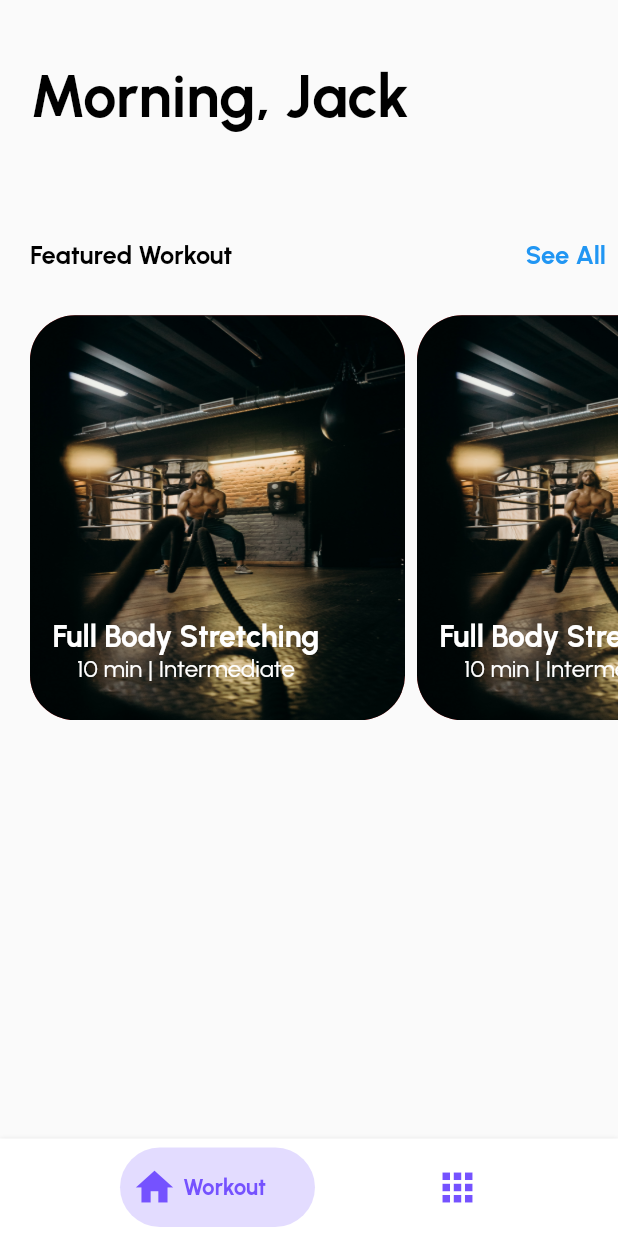
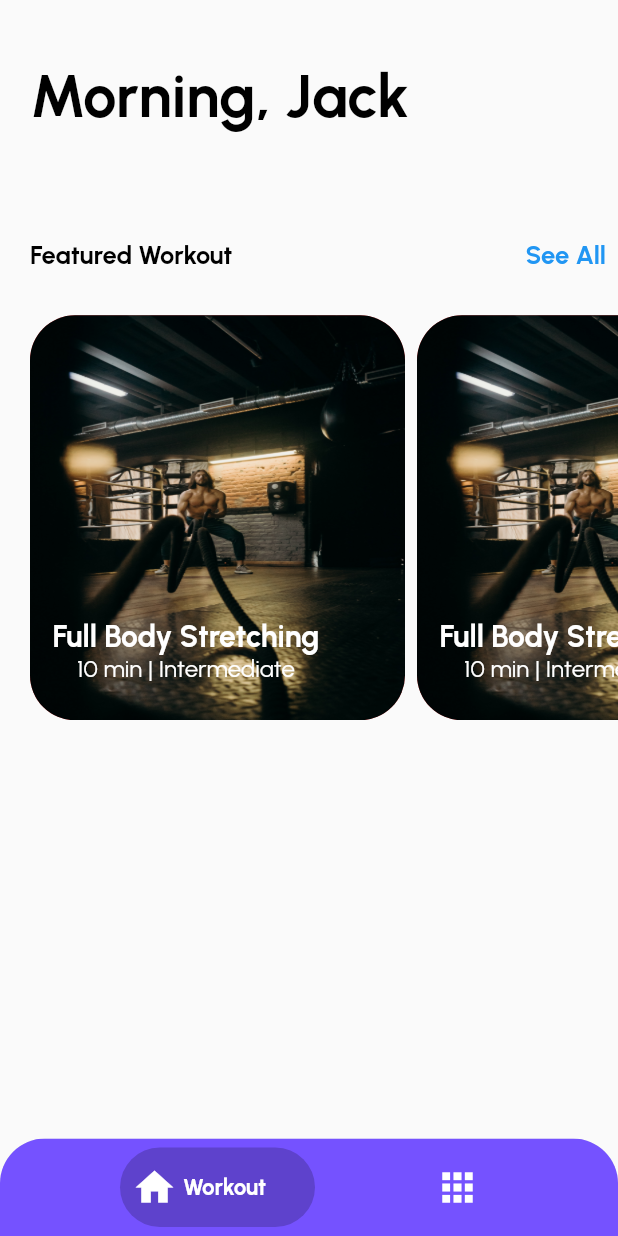
Before and after one commit to Manish5000/Diet4U, a Flutter app: the screen it shows after launch, on a phone screen of 412 x 824 dp. Run offline on Flutter 3.47's test engine with Material 2 defaults, Android fonts, the light colour scheme and no system bars; drawn by our look-alikes of bottom_navy_bar; our stand-ins replace curved_navigation_bar, firebase_auth, firebase_core, flutter_svg, fluttertoast, font_awesome_flutter and 5 more; missing offline and left inert: dart:ffi; accounts and stored records are empty.

Commit message:
minor fix

```diff
--- a/lib/Screens/Homescreen/homepage.dart
+++ b/lib/Screens/Homescreen/homepage.dart
@@ -47,12 +47,12 @@ class _HomescreenState extends State<Homescreen> {
           ],
         ),
       ),
-      bottomNavigationBar: Container(
-        decoration: BoxDecoration(borderRadius: BorderRadius.only(topLeft: Radius.circular(20),topRight: Radius.circular(20))),
+      bottomNavigationBar: ClipRRect(
+        borderRadius: BorderRadius.only(topLeft: Radius.circular(30),topRight: Radius.circular(30)),
         child: BottomNavyBar(
-          itemCornerRadius: 80,
+          itemCornerRadius: 100,
           showElevation: true,
-          backgroundColor: Colors.white,
+          backgroundColor: rightbutton,
           containerHeight: 65,
           iconSize: 30,
           mainAxisAlignment: MainAxisAlignment.spaceEvenly,
@@ -64,14 +64,16 @@ class _HomescreenState extends State<Homescreen> {
           },
           items: <BottomNavyBarItem>[
             BottomNavyBarItem(
-              title: Text('Workout',style: GoogleFonts.urbanist(fontSize: 15,color: Color(0xFF7552FF),fontWeight: FontWeight.bold)),
-              icon: Icon(Icons.home,color: Color(0xFF7552FF),),
-              activeColor: rightbutton,
+              title: Text('Workout',style: GoogleFonts.urbanist(fontSize: 15,color: Colors.white,fontWeight: FontWeight.bold)),
+              icon: Icon(Icons.home,color: Colors.white,),
+              activeColor: Colors.black,
+              inactiveColor: Colors.white
             ),
             BottomNavyBarItem(
-              title: Text('Diet',style: GoogleFonts.urbanist(fontSize: 15,color: Color(0xFF7552FF),fontWeight: FontWeight.bold)),
-              icon: Icon(Icons.apps,color: Color(0xFF7552FF),),
-              activeColor: rightbutton,
+              title: Text('Diet',style: GoogleFonts.urbanist(fontSize: 15,color: Colors.white,fontWeight: FontWeight.bold)),
+              icon: Icon(Icons.apps,color: Colors.white,),
+              activeColor: Colors.black,
+
             ),
 
           ],
```
